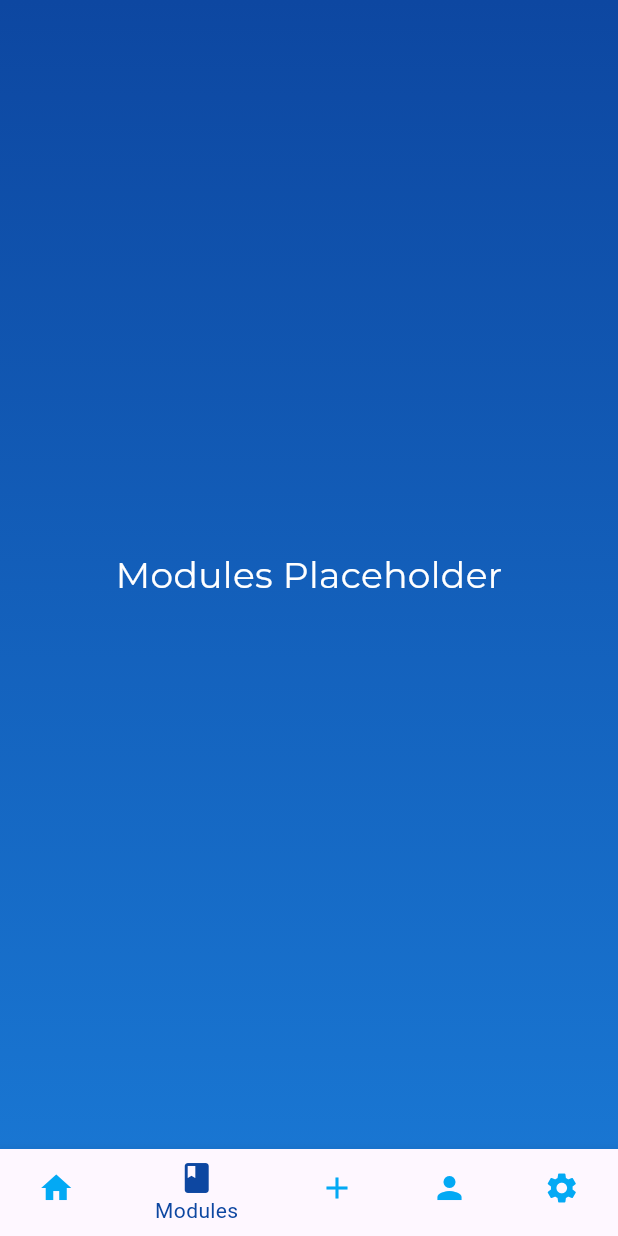
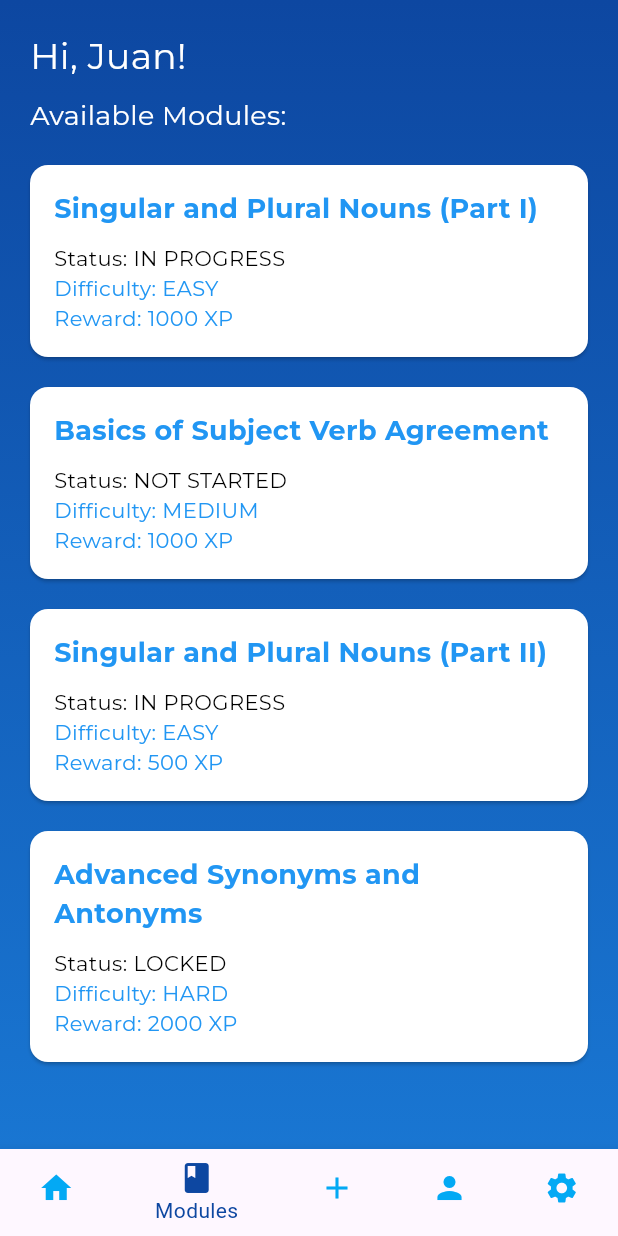
Before and after one commit to aiakane16/I-READ-Tentative-, a Flutter app: the ModulesMenu screen opened by its route, on a phone screen of 412 x 824 dp. Run offline on Flutter 3.47's test engine with Material 3 defaults, Android fonts, the phone set to English and light mode, and no system bars; our stand-ins replace google_fonts.

Commit message:
Updated Menu Pages (Alpha 2.2)

```diff
--- a/lib/mainmenu/modules_menu.dart
+++ b/lib/mainmenu/modules_menu.dart
@@ -14,14 +14,87 @@ class ModulesMenu extends StatelessWidget {
           ),
         ),
         padding: const EdgeInsets.all(20.0),
-        child: Center(
-          child: Text(
-            'Modules Placeholder',
-            style: GoogleFonts.montserrat(fontSize: 24, color: Colors.white),
-          ),
+        child: Column(
+          crossAxisAlignment: CrossAxisAlignment.start,
+          children: [
+            Text(
+              'Hi, Juan!',
+              style: GoogleFonts.montserrat(fontSize: 24, color: Colors.white),
+            ),
+            SizedBox(height: 10),
+            Text(
+              'Available Modules:',
+              style: GoogleFonts.montserrat(fontSize: 18, color: Colors.white),
+            ),
+            SizedBox(height: 10),
+            Expanded(
+              child: ListView(
+                children: [
+                  _buildModuleCard(
+                    context,
+                    'Singular and Plural Nouns (Part I)',
+                    'IN PROGRESS',
+                    'EASY',
+                    '1000 XP',
+                  ),
+                  _buildModuleCard(
+                    context,
+                    'Basics of Subject Verb Agreement',
+                    'NOT STARTED',
+                    'MEDIUM',
+                    '1000 XP',
+                  ),
+                  _buildModuleCard(
+                    context,
+                    'Singular and Plural Nouns (Part II)',
+                    'IN PROGRESS',
+                    'EASY',
+                    '500 XP',
+                  ),
+                  _buildModuleCard(
+                    context,
+                    'Advanced Synonyms and Antonyms',
+                    'LOCKED',
+                    'HARD',
+                    '2000 XP',
+                  ),
+                ],
+              ),
+            ),
+          ],
         ),
       ),
       bottomNavigationBar: _buildBottomNavigationBar(context),
+    );
+  }
+
+  Widget _buildModuleCard(BuildContext context, String title, String status,
+      String difficulty, String reward) {
+    return Card(
+      color: Colors.white,
+      margin: EdgeInsets.symmetric(vertical: 10),
+      child: Padding(
+        padding: const EdgeInsets.all(16.0),
+        child: Column(
+          crossAxisAlignment: CrossAxisAlignment.start,
+          children: [
+            Text(
+              title,
+              style: GoogleFonts.montserrat(
+                  fontWeight: FontWeight.bold,
+                  color: Colors.blue,
+                  fontSize: 18),
+            ),
+            SizedBox(height: 10),
+            Text('Status: $status',
+                style: GoogleFonts.montserrat(color: Colors.black)),
+            Text('Difficulty: $difficulty',
+                style: GoogleFonts.montserrat(color: Colors.blue)),
+            Text('Reward: $reward',
+                style: GoogleFonts.montserrat(color: Colors.blue)),
+          ],
+        ),
+      ),
     );
   }
 
```
Also changed, not shown: lib/mainmenu/addfield_menu.dart (+40 -5 lines), lib/mainmenu/home_menu.dart (+32 -62 lines).
